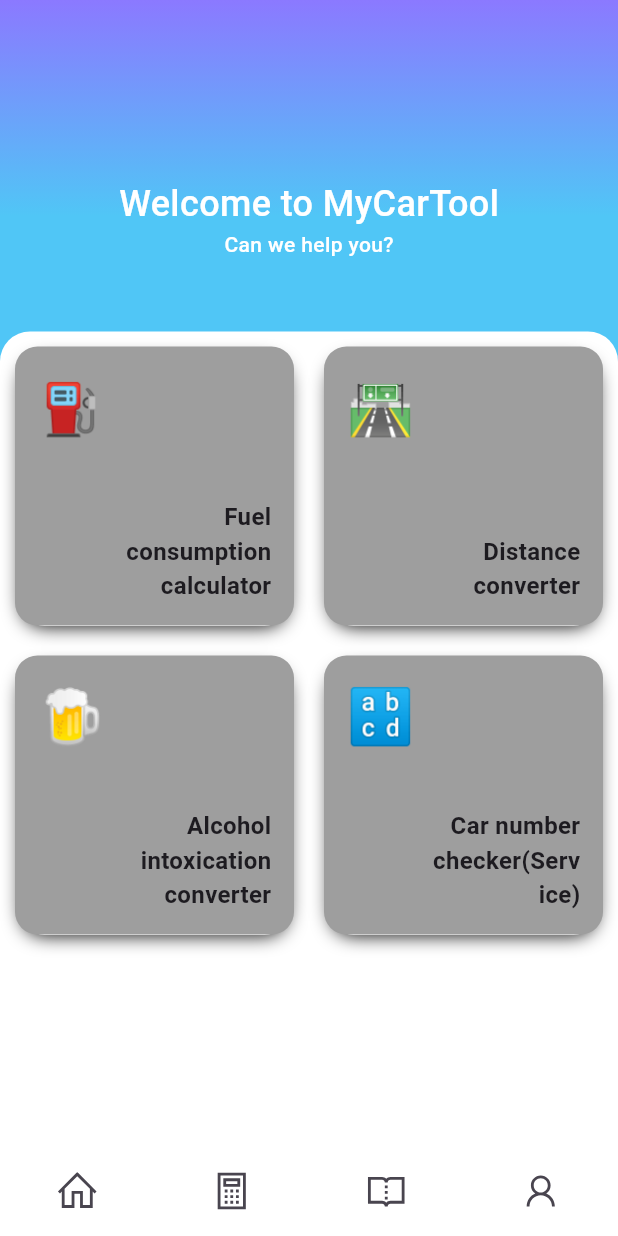
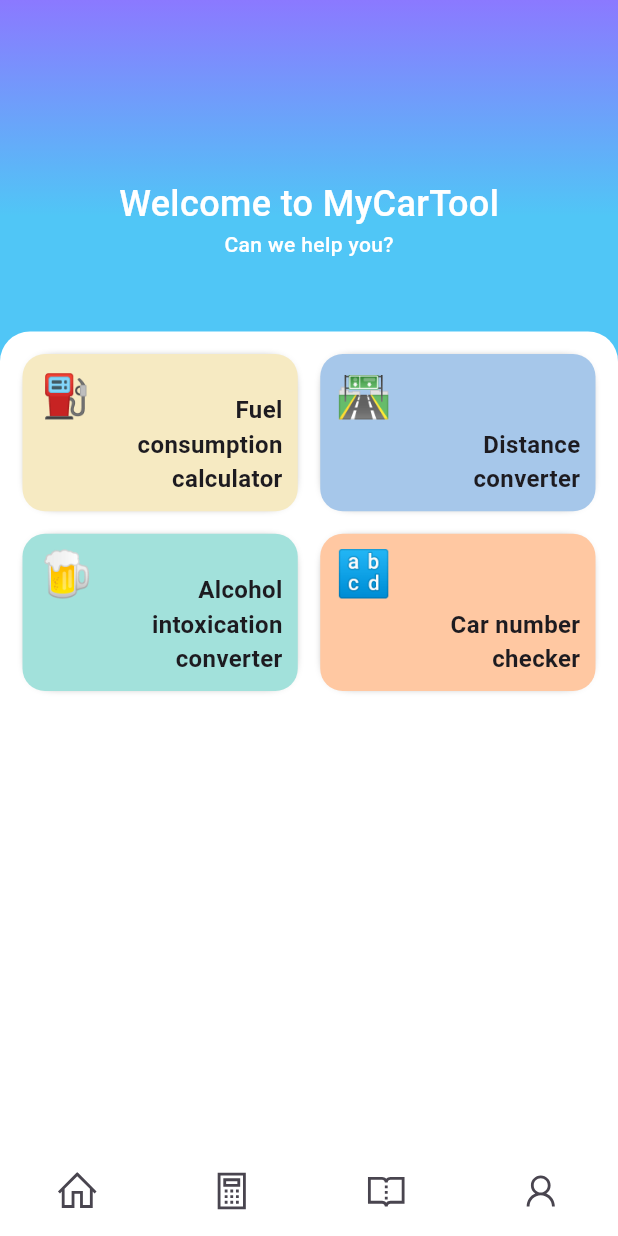
Before and after one commit to Emiresk/CarLibProto, a Flutter app: the screen it shows after launch, item 2 of the bottom bar chosen, on a phone screen of 412 x 824 dp. Run offline on Flutter 3.47's test engine with Material 3 defaults, Android fonts, the phone set to English and light mode, and no system bars; drawn by our look-alikes of auto_size_text; our stand-ins replace go_router, icons_plus.

Commit message:
Fix color and size of grid obj

```diff
--- a/lib/Application/Widgets/WidgetB.dart
+++ b/lib/Application/Widgets/WidgetB.dart
@@ -12,6 +12,7 @@ class WidgetB extends StatelessWidget {
       isAvailable: true,
       isActive: true,
       isSoon: false,
+      cardColor: 0xFFf6eac2,
     ),
     1: WidgetDataPrefab(
       name: 'distance',
@@ -20,6 +21,7 @@ class WidgetB extends StatelessWidget {
       isAvailable: true,
       isActive: false,
       isSoon: false,
+      cardColor: 0xFFa6c7ea,
     ),
     2: WidgetDataPrefab(
       name: 'alcohol',
@@ -28,14 +30,16 @@ class WidgetB extends StatelessWidget {
       isAvailable: true,
       isActive: false,
       isSoon: false,
+      cardColor: 0xFFa2e1db,
     ),
     3: WidgetDataPrefab(
       name: 'car_number',
       emoji: "🔡",
-      description: 'Car number checker(Service)',
+      description: 'Car number checker',
       isAvailable: true,
       isActive: false,
       isSoon: false,
+      cardColor: 0xFFffc8a2,
     ),
   };
 
@@ -47,12 +51,14 @@ class WidgetB extends StatelessWidget {
     var availableWidgets = _widgetDataPrefab.values.where((wData) => wData.isAvailable).toList();
 
     return Container(
-      padding: EdgeInsets.all(10),
+      margin: EdgeInsets.all(15),
+
       child: GridView.builder (
           gridDelegate: const SliverGridDelegateWithFixedCrossAxisCount(
             crossAxisCount: 2,
-            crossAxisSpacing: 20,
-            mainAxisSpacing: 20
+            crossAxisSpacing: 15,
+            mainAxisSpacing: 15,
+            childAspectRatio: 1.75/1
           ),
           itemCount: availableWidgets.length,
           itemBuilder: (context, index)
@@ -74,7 +80,8 @@ class WidgetDataPrefab {
   final String description;
   final bool isAvailable;  // Show in tree
   final bool isActive;     // OnClick is working
-  final bool isSoon;       // Lock icon
+  final bool isSoon;
+  final dynamic cardColor;// Lock icon
 
   WidgetDataPrefab({
     required this.name,
@@ -82,7 +89,8 @@ class WidgetDataPrefab {
     required this.description,
     required this.isAvailable,
     required this.isActive,
-    required this.isSoon
+    required this.isSoon,
+    required this.cardColor,
   });
 }
 
@@ -90,40 +98,44 @@ class WidgetDataBuilder {
   InkWell _generateCard ( dynamic data ) {
     return InkWell(
       onTap: () => print("Click on button " + data.description),
+      enableFeedback: true,
       child: data.isSoon ? _showComingSoonCard(data) : _showNormalCard(data),
     );
   }
 
   Container _showNormalCard ( dynamic data ) {
+
+    print( data );
+
     return Container(
       decoration: BoxDecoration(
-        color: Colors.grey.shade500,
+        color: Color(data.cardColor),
         borderRadius: BorderRadius.all(Radius.circular(15)),
         boxShadow: const [ BoxShadow(
             color: Colors.black,
-            blurRadius: 10,
-            blurStyle: BlurStyle.outer,
-            offset: Offset(0, 5),
+            blurRadius: 5,
+            blurStyle: BlurStyle.normal,
+            offset: Offset(0, 0),
             spreadRadius: -5
         )],
       ),
       child: Stack (
         children: [
           Positioned(
-              top: 15,
-              left: 15,
+              top: 5,
+              left: 10,
               child: Text(
                   data.emoji,
                   style: TextStyle(
-                    fontSize: 36
+                    fontSize: 30
                   ),
               ),
           ),
           Positioned(
-              bottom: 15,
-              right: 15,
+              bottom: 10,
+              right: 10,
               child: SizedBox (
-                  width: 100,
+                  width: 120,
                   child: AutoSizeText(
                     data.description,
                     textAlign: TextAlign.end,
```
